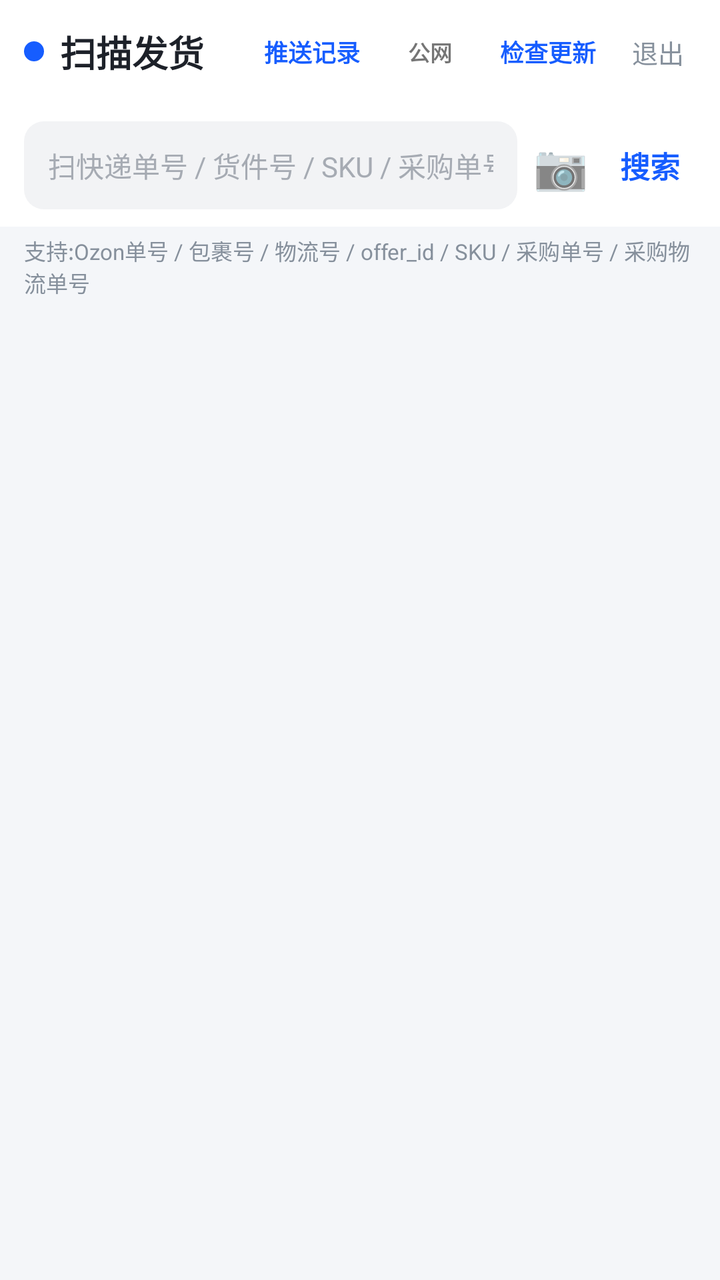
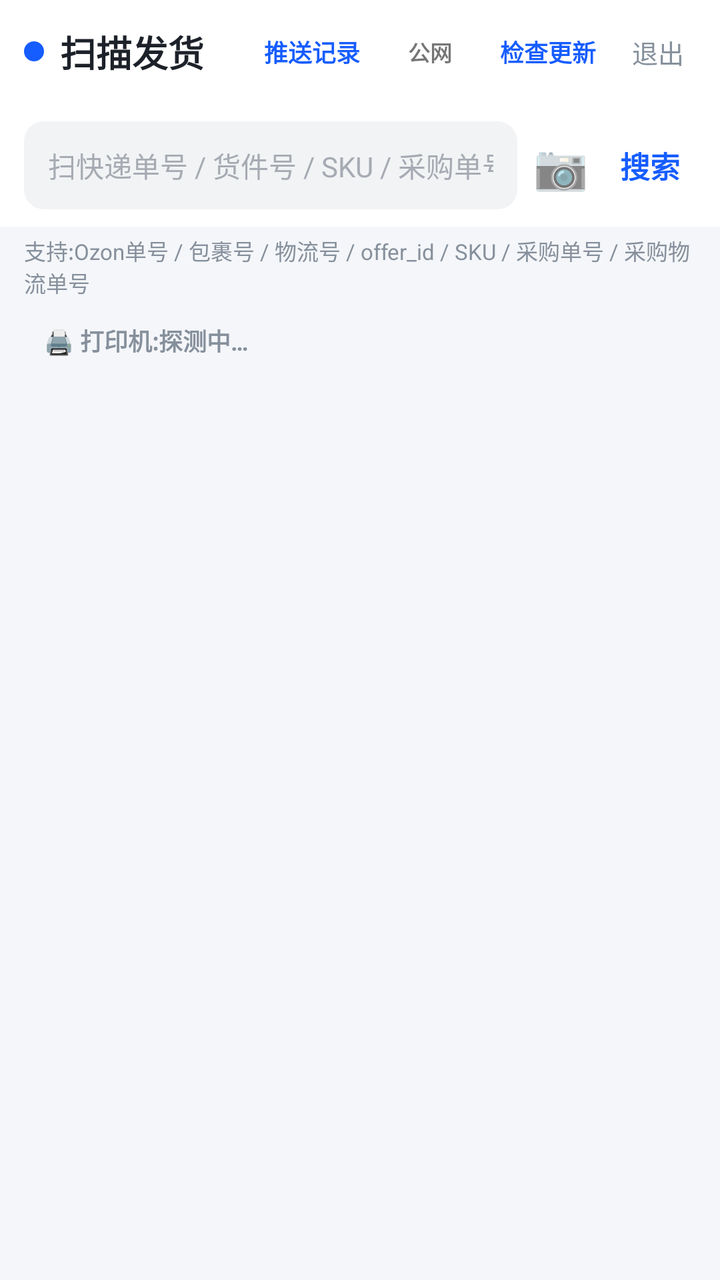

The first picture is an Android layout as it rendered before a commit; the second is the same layout after the commit. The layout source and the unified diff follow.
<!-- AndroidManifest.xml: application theme AppTheme -->
<!-- res/layout/activity_main.xml -->
<?xml version="1.0" encoding="utf-8"?>
<LinearLayout xmlns:android="http://schemas.android.com/apk/res/android"
    android:layout_width="match_parent"
    android:layout_height="match_parent"
    android:fitsSystemWindows="true"
    android:orientation="vertical"
    android:background="@color/page_bg">

    
    <LinearLayout
        android:layout_width="match_parent"
        android:layout_height="@dimen/header_height"
        android:orientation="horizontal"
        android:gravity="center_vertical"
        android:background="@color/card_bg"
        android:paddingHorizontal="12dp">

        <LinearLayout
            android:layout_width="0dp"
            android:layout_height="wrap_content"
            android:layout_weight="1"
            android:orientation="horizontal"
            android:gravity="center_vertical">

            <View
                android:layout_width="10dp"
                android:layout_height="10dp"
                android:background="@drawable/bg_dot_primary" />

            <TextView
                android:layout_width="wrap_content"
                android:layout_height="wrap_content"
                android:text="扫描发货"
                android:textColor="@color/text_primary"
                android:textSize="18sp"
                android:textStyle="bold"
                android:layout_marginStart="8dp" />
        </LinearLayout>

        <TextView
            android:id="@+id/pushLogBtn"
            android:layout_width="wrap_content"
            android:layout_height="wrap_content"
            android:text="推送记录"
            android:textColor="@color/primary"
            android:textSize="12sp"
            android:textStyle="bold"
            android:paddingHorizontal="8dp"
            android:paddingVertical="5dp"
            android:layout_marginEnd="4dp" />

        <TextView
            android:id="@+id/intranetBtn"
            android:layout_width="wrap_content"
            android:layout_height="wrap_content"
            android:text="公网"
            android:textSize="11sp"
            android:textStyle="bold"
            android:paddingHorizontal="12dp"
            android:paddingVertical="5dp"
            android:layout_marginEnd="4dp" />

        <TextView
            android:id="@+id/checkUpdateBtn"
            android:layout_width="wrap_content"
            android:layout_height="wrap_content"
            android:text="检查更新"
            android:textColor="@color/primary"
            android:textSize="12sp"
            android:textStyle="bold"
            android:paddingHorizontal="8dp"
            android:paddingVertical="5dp"
            android:layout_marginEnd="4dp" />

        <TextView
            android:id="@+id/logoutBtn"
            android:layout_width="wrap_content"
            android:layout_height="wrap_content"
            android:text="退出"
            android:textColor="@color/text_muted"
            android:textSize="13sp"
            android:padding="6dp" />
    </LinearLayout>

    
    <LinearLayout
        android:layout_width="match_parent"
        android:layout_height="wrap_content"
        android:orientation="horizontal"
        android:gravity="center_vertical"
        android:background="#ffffff"
        android:paddingHorizontal="12dp"
        android:paddingVertical="8dp">

        <EditText
            android:id="@+id/searchInput"
            android:layout_width="0dp"
            android:layout_height="44dp"
            android:layout_weight="1"
            android:background="@drawable/bg_input"
            android:paddingHorizontal="12dp"
            android:hint="扫快递单号 / 货件号 / SKU / 采购单号"
            android:textSize="14sp"
            android:textColor="@color/text_primary"
            android:textColorHint="@color/text_placeholder"
            android:imeOptions="actionSearch"
            android:singleLine="true" />

        <TextView
            android:id="@+id/scanBtn"
            android:layout_width="wrap_content"
            android:layout_height="wrap_content"
            android:text="📷"
            android:textSize="22sp"
            android:padding="8dp" />

        <TextView
            android:id="@+id/searchBtn"
            android:layout_width="wrap_content"
            android:layout_height="wrap_content"
            android:text="搜索"
            android:textColor="@color/primary"
            android:textSize="15sp"
            android:textStyle="bold"
            android:padding="8dp" />
    </LinearLayout>

    <TextView
        android:layout_width="match_parent"
        android:layout_height="wrap_content"
        android:paddingHorizontal="12dp"
        android:paddingTop="4dp"
        android:text="支持:Ozon单号 / 包裹号 / 物流号 / offer_id / SKU / 采购单号 / 采购物流单号"
        android:textColor="@color/text_muted"
        android:textSize="11sp" />

    
    <TextView
        android:id="@+id/bannerText"
        android:layout_width="match_parent"
        android:layout_height="wrap_content"
        android:layout_marginHorizontal="12dp"
        android:layout_marginTop="8dp"
        android:padding="10dp"
        android:textSize="13sp"
        android:visibility="gone" />

    <ProgressBar
        android:id="@+id/progressBar"
        android:layout_width="wrap_content"
        android:layout_height="wrap_content"
        android:layout_gravity="center_horizontal"
        android:layout_marginTop="16dp"
        android:visibility="gone" />

    
    <androidx.recyclerview.widget.RecyclerView
        android:id="@+id/recyclerView"
        android:layout_width="match_parent"
        android:layout_height="0dp"
        android:layout_weight="1"
        android:clipToPadding="false"
        android:padding="12dp" />

</LinearLayout>
<!-- resources referenced by this layout -->
<resources>
  <color name="card_bg">#ffffff</color>
  <color name="page_bg">#f4f6f9</color>
  <color name="primary">#165dff</color>
  <color name="text_muted">#86909c</color>
  <color name="text_placeholder">#a6abb3</color>
  <color name="text_primary">#1d2129</color>
  <dimen name="header_height">52dp</dimen>
  <!-- drawable bg_dot_primary (drawable) -->
  <shape xmlns:android="http://schemas.android.com/apk/res/android"
      android:shape="oval">
      <solid android:color="@color/primary" />
  </shape>
  <!-- drawable bg_input (drawable) -->
  <?xml version="1.0" encoding="utf-8"?>
  <shape xmlns:android="http://schemas.android.com/apk/res/android"
      android:shape="rectangle">
      <solid android:color="@color/neutral_bg" />
      <corners android:radius="@dimen/radius_md" />
  </shape>
  <style name="AppTheme" parent="android:Theme.Material.Light.NoActionBar">
          <item name="android:statusBarColor">#165dff</item>
          <item name="android:navigationBarColor">#ffffff</item>
          <item name="android:windowBackground">#f2f3f5</item>
      </style>
  <color name="neutral_bg">#f2f3f5</color>
  <dimen name="radius_md">10dp</dimen>
</resources>

<!-- the commit's change to res/layout/activity_main.xml (unified diff, before → after) -->
@@ -136,6 +136,21 @@
 
     
     <TextView
+        android:id="@+id/printerBar"
+        android:layout_width="match_parent"
+        android:layout_height="wrap_content"
+        android:layout_marginHorizontal="12dp"
+        android:layout_marginTop="6dp"
+        android:paddingHorizontal="10dp"
+        android:paddingVertical="6dp"
+        android:text="🖨 打印机:探测中…"
+        android:textColor="@color/text_muted"
+        android:textSize="12sp"
+        android:textStyle="bold"
+        android:visibility="visible" />
+
+    
+    <TextView
         android:id="@+id/bannerText"
         android:layout_width="match_parent"
         android:layout_height="wrap_content"
